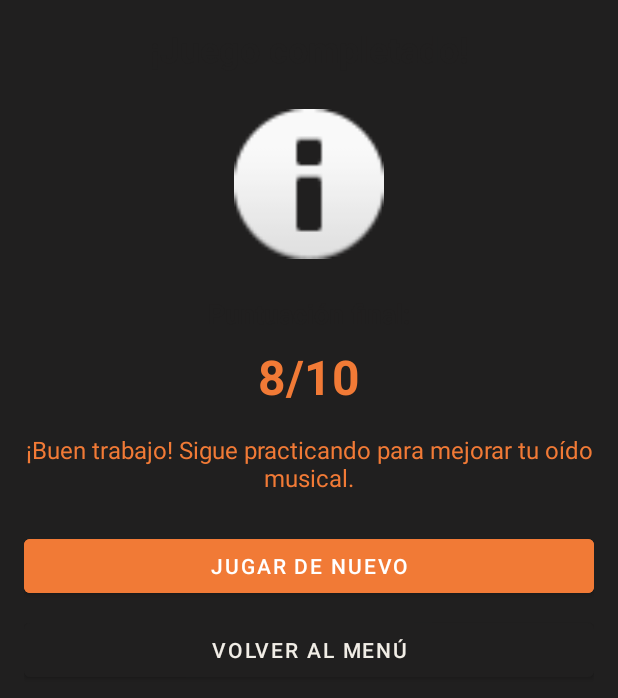
After one commit to emontesadraz/MelodiqAndroid, an Android app: the layout dialog_game_result.xml on its own in the app's theme, with its tools: preview values and no code run, on a phone screen of 412 x 824 dp. The commit adds this screen. Shown: the top 698 px of the screen. Run offline under Robolectric (Android 15) with nearby library versions, the phone set to English and light mode, and no system bars.

Commit message:
Clases actualizadas y clases para la visualización del juego creadas, junto a sus layouts

```diff
--- a/app/src/main/java/com/example/melodiqandroid/ui/minigames/guessthesound/model/Chord.kt
+++ b/app/src/main/java/com/example/melodiqandroid/ui/minigames/guessthesound/model/Chord.kt
@@ -29,11 +29,11 @@ data class Chord(
             return listOf(
                 Chord("c_major", "Do Mayor", "C", R.raw.chord_c_major),
                 Chord("g_major", "Sol Mayor", "G", R.raw.chord_g_major),
-                Chord("a_minor", "La menor", "Am", R.raw.chord_a_major),
+                Chord("a_major", "La Mayor", "A", R.raw.chord_a_major),
                 Chord("f_major", "Fa Mayor", "F", R.raw.chord_f_major),
-                Chord("d_minor", "Re menor", "Dm", R.raw.chord_d_major),
+                Chord("d_major", "Re Mayor", "D", R.raw.chord_d_major),
                 Chord("e_major", "Mi Mayor", "E", R.raw.chord_e_major),
-                Chord("b_minor", "Si menor", "Bm", R.raw.chord_b_major)
+                Chord("b_major", "Si Mayor", "B", R.raw.chord_b_major)
             )
         }
     }
--- a/app/src/main/res/layout/acyivity_minigame.xml
+++ b/app/src/main/res/layout/activity_minigame.xml
@@ -4,13 +4,13 @@
     xmlns:tools="http://schemas.android.com/tools"
     android:layout_width="match_parent"
     android:layout_height="match_parent"
-    tools:context=".ui.game.ChordGameActivity">
+    tools:context="com.example.melodiqandroid.ui.minigames.guessthesound.view.ChordGameActivity">
 
     <androidx.appcompat.widget.Toolbar
         android:id="@+id/toolbar"
         android:layout_width="match_parent"
         android:layout_height="?attr/actionBarSize"
-        android:background="?attr/colorPrimary"
+        android:background="@color/icon_color"
         android:elevation="4dp"
         android:theme="@style/ThemeOverlay.AppCompat.Dark.ActionBar"
         app:layout_constraintEnd_toEndOf="parent"
@@ -20,7 +20,7 @@
 
     <androidx.fragment.app.FragmentContainerView
         android:id="@+id/fragment_container"
-        android:name="com.tuapp.musicapp.ui.game.ChordGameFragment"
+        android:name="com.example.melodiqandroid.ui.minigames.guessthesound.view.ChordGameActivity"
         android:layout_width="0dp"
         android:layout_height="0dp"
         app:layout_constraintBottom_toBottomOf="parent"
--- /dev/null
+++ b/app/src/main/res/layout/dialog_game_result.xml
@@ -0,0 +1,95 @@
+<?xml version="1.0" encoding="utf-8"?>
+<androidx.constraintlayout.widget.ConstraintLayout xmlns:android="http://schemas.android.com/apk/res/android"
+    xmlns:app="http://schemas.android.com/apk/res-auto"
+    xmlns:tools="http://schemas.android.com/tools"
+    android:layout_width="match_parent"
+    android:layout_height="wrap_content"
+    android:padding="16dp">
+
+    <TextView
+        android:id="@+id/text_result_title"
+        android:layout_width="0dp"
+        android:layout_height="wrap_content"
+        android:gravity="center"
+        android:textSize="24sp"
+        android:textStyle="bold"
+        android:textColor="@color/ic_melodiq_background"
+        app:layout_constraintEnd_toEndOf="parent"
+        app:layout_constraintStart_toStartOf="parent"
+        app:layout_constraintTop_toTopOf="parent"
+        tools:text="¡Juego completado!" />
+
+    <ImageView
+        android:id="@+id/image_result"
+        android:layout_width="100dp"
+        android:layout_height="100dp"
+        android:layout_marginTop="24dp"
+        android:contentDescription="Imagen de resultado"
+        app:layout_constraintEnd_toEndOf="parent"
+        app:layout_constraintStart_toStartOf="parent"
+        app:layout_constraintTop_toBottomOf="@+id/text_result_title"
+        tools:src="@android:drawable/ic_dialog_info" />
+
+    <TextView
+        android:id="@+id/text_score_label"
+        android:layout_width="wrap_content"
+        android:layout_height="wrap_content"
+        android:layout_marginTop="24dp"
+        android:text="Puntuación final:"
+        android:textSize="18sp"
+        android:textStyle="bold"
+        android:textColor="@color/ic_melodiq_background"
+        app:layout_constraintEnd_toEndOf="parent"
+        app:layout_constraintStart_toStartOf="parent"
+        app:layout_constraintTop_toBottomOf="@+id/image_result" />
+
+    <TextView
+        android:id="@+id/text_final_score"
+        android:layout_width="wrap_content"
+        android:layout_height="wrap_content"
+        android:layout_marginTop="8dp"
+        android:textSize="32sp"
+        android:textStyle="bold"
+        android:textColor="@color/icon_color"
+        app:layout_constraintEnd_toEndOf="parent"
+        app:layout_constraintStart_toStartOf="parent"
+        app:layout_constraintTop_toBottomOf="@+id/text_score_label"
+        tools:text="8/10" />
+
+    <TextView
+        android:id="@+id/text_message"
+        android:layout_width="0dp"
+        android:layout_height="wrap_content"
+        android:layout_marginTop="16dp"
+        android:gravity="center"
+        android:textSize="16sp"
+        android:textColor="@color/icon_color"
+        app:layout_constraintEnd_toEndOf="parent"
+        app:layout_constraintStart_toStartOf="parent"
+        app:layout_constraintTop_toBottomOf="@+id/text_final_score"
+        tools:text="¡Buen trabajo! Sigue practicando para mejorar tu oído musical." />
+
+    <Button
+        android:id="@+id/button_play_again"
+        android:layout_width="0dp"
+        android:layout_height="wrap_content"
+        android:layout_marginTop="24dp"
+        android:text="Jugar de nuevo"
+        android:backgroundTint="@color/icon_color"
+        app:layout_constraintEnd_toEndOf="parent"
+        app:layout_constraintStart_toStartOf="parent"
+        app:layout_constraintTop_toBottomOf="@+id/text_message" />
+
+    <Button
+        android:id="@+id/button_return"
+        android:layout_width="0dp"
+        android:layout_height="wrap_content"
+        android:layout_marginTop="8dp"
+        android:text="Volver al menú"
+        android:backgroundTint="@color/ic_melodiq_background"
+        android:textColor="@color/text_color"
+        app:layout_constraintEnd_toEndOf="parent"
+        app:layout_constraintStart_toStartOf="parent"
+        app:layout_constraintTop_toBottomOf="@+id/button_play_again" />
+
+</androidx.constraintlayout.widget.ConstraintLayout>
```
Also changed, not shown: app/src/main/java/com/example/melodiqandroid/ui/minigames/guessthesound/view/ChordGameActivity.kt (added, +35 -0 lines), app/src/main/java/com/example/melodiqandroid/ui/minigames/guessthesound/view/ChordGameFragment.kt (added, +183 -0 lines), app/src/main/java/com/example/melodiqandroid/ui/minigames/guessthesound/view/GameResultDialog.kt (added, +92 -0 lines), app/src/main/res/layout/item_chord_option.xml (added, +34 -0 lines).
